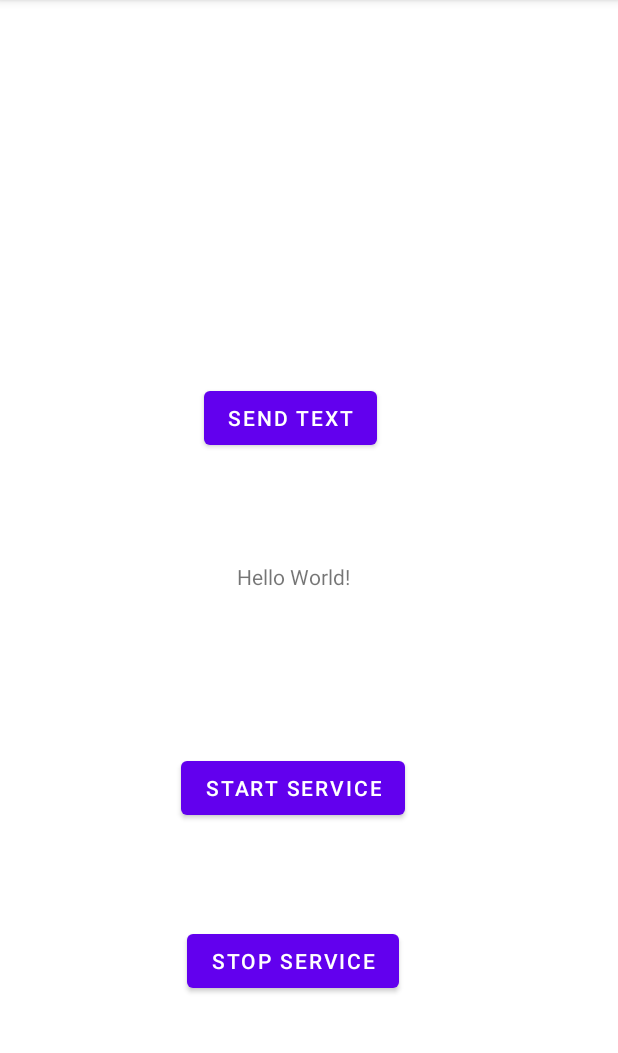
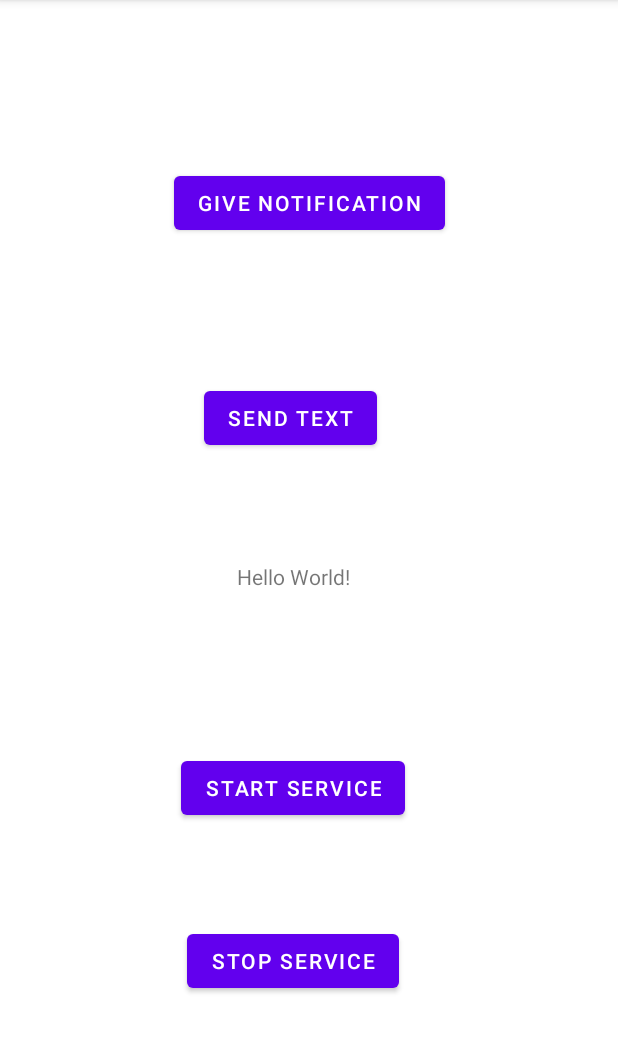
Before and after one commit to martinvanzijl/ping-android-app, an Android app: the screen it shows after launch (MainActivity), on a phone screen of 412 x 824 dp, the part 84-1137 px from its top. Run offline under Robolectric (Android 15) with nearby library versions, the phone set to English and light mode, and no system bars.

Commit message:
Add button to give notification.

```diff
--- a/app/src/main/java/com/example/myfirstapp/MainActivity.java
+++ b/app/src/main/java/com/example/myfirstapp/MainActivity.java
@@ -1,18 +1,42 @@
 package com.example.myfirstapp;
 
+import android.app.NotificationChannel;
+import android.app.NotificationManager;
 import android.content.Intent;
+import android.os.Build;
 import android.os.Bundle;
 import android.telephony.SmsManager;
 import android.view.View;
 
 import androidx.appcompat.app.AppCompatActivity;
+import androidx.core.app.NotificationCompat;
+import androidx.core.app.NotificationManagerCompat;
 
 public class MainActivity extends AppCompatActivity {
+
+    private static final String CHANNEL_ID = "PING_CHANNEL";
 
     @Override
     protected void onCreate(Bundle savedInstanceState) {
         super.onCreate(savedInstanceState);
         setContentView(R.layout.activity_main);
+        createNotificationChannel();
+    }
+
+    private void createNotificationChannel() {
+        // Create the NotificationChannel, but only on API 26+ because
+        // the NotificationChannel class is new and not in the support library
+        if (Build.VERSION.SDK_INT >= Build.VERSION_CODES.O) {
+            CharSequence name = getString(R.string.channel_name);
+            String description = getString(R.string.channel_description);
+            int importance = NotificationManager.IMPORTANCE_DEFAULT;
+            NotificationChannel channel = new NotificationChannel(CHANNEL_ID, name, importance);
+            channel.setDescription(description);
+            // Register the channel with the system; you can't change the importance
+            // or other notification behaviors after this
+            NotificationManager notificationManager = getSystemService(NotificationManager.class);
+            notificationManager.createNotificationChannel(channel);
+        }
     }
 
     public void onButtonStartServiceClick(View view) {
@@ -38,4 +62,27 @@ public class MainActivity extends AppCompatActivity {
             System.out.println(e.getLocalizedMessage());
         }
     }
+
+    public void onButtonGiveNotificationClick(View view) {
+        giveNotification();
+    }
+
+    /**
+     * Give a notification to the user.
+     */
+    private void giveNotification() {
+        System.out.println("Giving notification...");
+        String title = "Ping Response Sent";
+        String text = "Current location sent via text.";
+        NotificationCompat.Builder builder = new NotificationCompat.Builder(this, CHANNEL_ID)
+                .setSmallIcon(R.drawable.message_icon)
+                .setContentTitle(title)
+                .setContentText(text)
+                .setPriority(NotificationCompat.PRIORITY_MAX);
+        NotificationManagerCompat notificationManager = NotificationManagerCompat.from(this);
+
+        // notificationId is a unique int for each notification that you must define
+        int notificationId = 1;
+        notificationManager.notify(notificationId, builder.build());
+    }
 }
--- a/app/src/main/res/layout/activity_main.xml
+++ b/app/src/main/res/layout/activity_main.xml
@@ -49,4 +49,15 @@
         app:layout_constraintBottom_toTopOf="@+id/textView"
         app:layout_constraintStart_toStartOf="parent" />
 
+    <Button
+        android:id="@+id/buttonGiveNotification"
+        android:layout_width="wrap_content"
+        android:layout_height="wrap_content"
+        android:layout_marginTop="111dp"
+        android:onClick="onButtonGiveNotificationClick"
+        android:text="@string/give_notification_label"
+        app:layout_constraintEnd_toEndOf="parent"
+        app:layout_constraintStart_toStartOf="parent"
+        app:layout_constraintTop_toTopOf="parent" />
+
 </androidx.constraintlayout.widget.ConstraintLayout>
--- a/app/src/main/res/values/strings.xml
+++ b/app/src/main/res/values/strings.xml
@@ -3,4 +3,7 @@
     <string name="start_service_label">Start Service</string>
     <string name="stop_service_label">Stop Service</string>
     <string name="send_text_label">Send Text</string>
+    <string name="give_notification_label">Give Notification</string>
+    <string name="channel_name">Ping Channel</string>
+    <string name="channel_description">Channel for Ping notifications</string>
 </resources>
```
